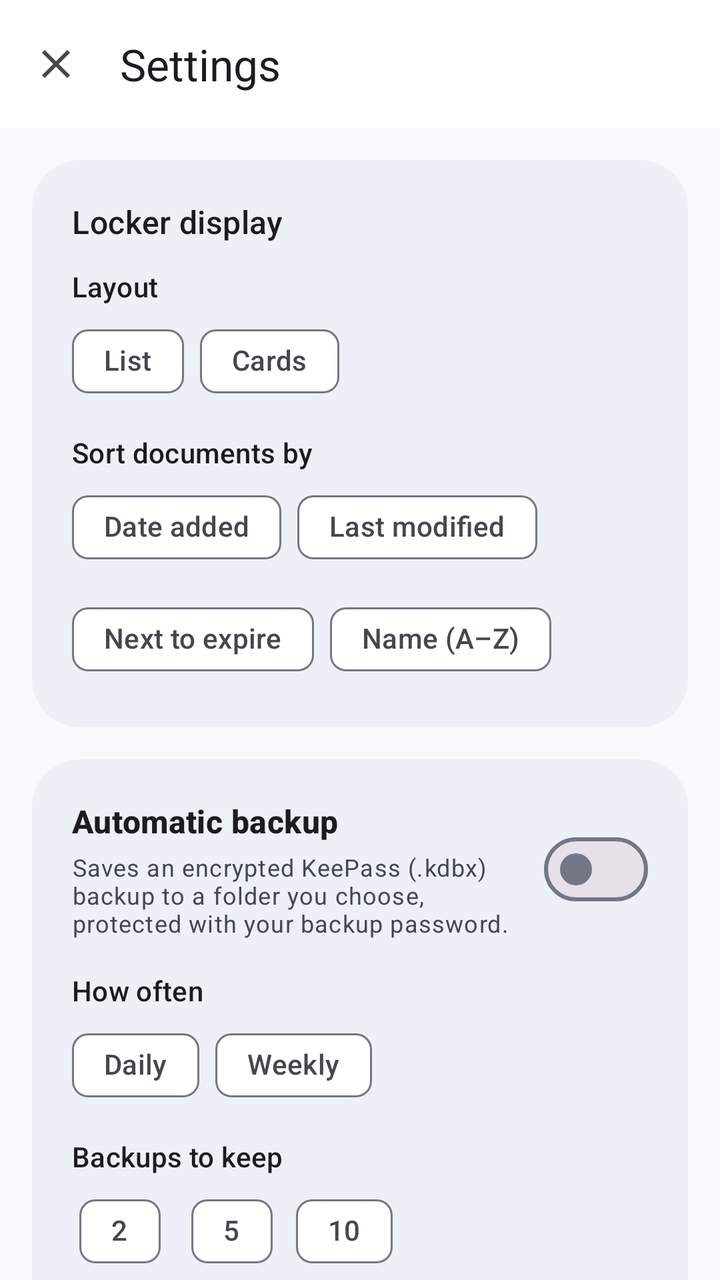
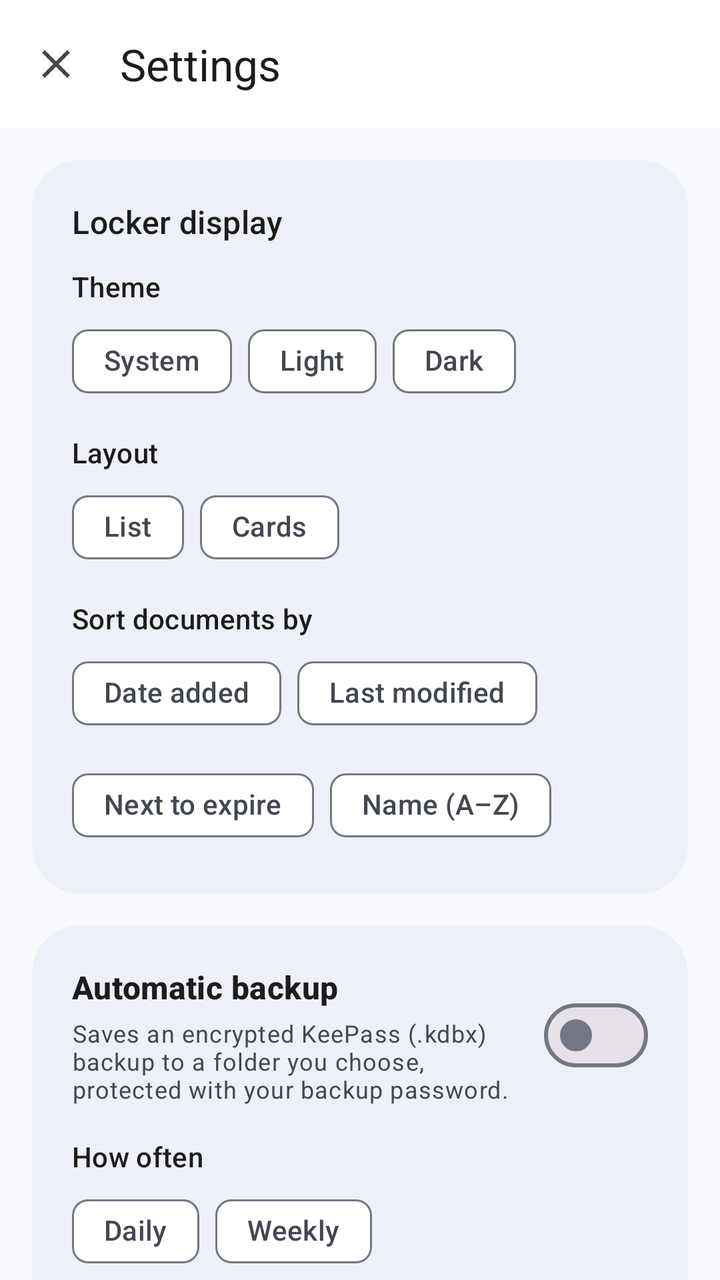

The first picture is an Android layout as it rendered before a commit; the second is the same layout after the commit. The layout source and the unified diff follow.
<!-- AndroidManifest.xml: application theme Theme.Papercase -->
<!-- res/layout/activity_locker_settings.xml -->
<?xml version="1.0" encoding="utf-8"?>
<androidx.coordinatorlayout.widget.CoordinatorLayout xmlns:android="http://schemas.android.com/apk/res/android"
    xmlns:app="http://schemas.android.com/apk/res-auto"
    android:id="@+id/root"
    android:layout_width="match_parent"
    android:layout_height="match_parent"
    android:fitsSystemWindows="true">

    <com.google.android.material.appbar.AppBarLayout
        android:layout_width="match_parent"
        android:layout_height="wrap_content"
        android:background="?attr/colorSurface">

        <com.google.android.material.appbar.MaterialToolbar
            android:id="@+id/toolbar"
            android:layout_width="match_parent"
            android:layout_height="?attr/actionBarSize"
            app:navigationIcon="@drawable/ic_clear"
            app:title="Settings" />

    </com.google.android.material.appbar.AppBarLayout>

    <androidx.core.widget.NestedScrollView
        android:layout_width="match_parent"
        android:layout_height="match_parent"
        app:layout_behavior="@string/appbar_scrolling_view_behavior">

        <LinearLayout
            android:layout_width="match_parent"
            android:layout_height="wrap_content"
            android:orientation="vertical"
            android:padding="16dp">

            
            <com.google.android.material.card.MaterialCardView
                android:layout_width="match_parent"
                android:layout_height="wrap_content"
                android:layout_marginBottom="16dp"
                app:cardBackgroundColor="?attr/colorSurfaceContainer"
                app:cardCornerRadius="24dp"
                app:cardElevation="0dp"
                app:strokeWidth="0dp">

                <LinearLayout
                    android:layout_width="match_parent"
                    android:layout_height="wrap_content"
                    android:orientation="vertical"
                    android:padding="20dp">

                    <TextView
                        android:layout_width="wrap_content"
                        android:layout_height="wrap_content"
                        android:text="Locker display"
                        android:textAppearance="@style/TextAppearance.Material3.TitleMedium" />

                    <TextView
                        android:layout_width="wrap_content"
                        android:layout_height="wrap_content"
                        android:layout_marginTop="12dp"
                        android:text="Layout"
                        android:textAppearance="@style/TextAppearance.Material3.LabelLarge" />

                    <com.google.android.material.chip.ChipGroup
                        android:id="@+id/chipGroupLayout"
                        android:layout_width="wrap_content"
                        android:layout_height="wrap_content"
                        android:layout_marginTop="4dp"
                        app:selectionRequired="true"
                        app:singleSelection="true">

                        <com.google.android.material.chip.Chip
                            android:id="@+id/chipLayoutList"
                            style="@style/Widget.Material3.Chip.Filter"
                            android:layout_width="wrap_content"
                            android:layout_height="wrap_content"
                            android:text="List" />

                        <com.google.android.material.chip.Chip
                            android:id="@+id/chipLayoutCards"
                            style="@style/Widget.Material3.Chip.Filter"
                            android:layout_width="wrap_content"
                            android:layout_height="wrap_content"
                            android:text="Cards" />

                    </com.google.android.material.chip.ChipGroup>

                    <TextView
                        android:layout_width="wrap_content"
                        android:layout_height="wrap_content"
                        android:layout_marginTop="12dp"
                        android:text="Sort documents by"
                        android:textAppearance="@style/TextAppearance.Material3.LabelLarge" />

                    <com.google.android.material.chip.ChipGroup
                        android:id="@+id/chipGroupSort"
                        android:layout_width="wrap_content"
                        android:layout_height="wrap_content"
                        android:layout_marginTop="4dp"
                        app:selectionRequired="true"
                        app:singleSelection="true">

                        <com.google.android.material.chip.Chip
                            android:id="@+id/chipSortAdded"
                            style="@style/Widget.Material3.Chip.Filter"
                            android:layout_width="wrap_content"
                            android:layout_height="wrap_content"
                            android:text="Date added" />

                        <com.google.android.material.chip.Chip
                            android:id="@+id/chipSortModified"
                            style="@style/Widget.Material3.Chip.Filter"
                            android:layout_width="wrap_content"
                            android:layout_height="wrap_content"
                            android:text="Last modified" />

                        <com.google.android.material.chip.Chip
                            android:id="@+id/chipSortExpiry"
                            style="@style/Widget.Material3.Chip.Filter"
                            android:layout_width="wrap_content"
                            android:layout_height="wrap_content"
                            android:text="Next to expire" />

                        <com.google.android.material.chip.Chip
                            android:id="@+id/chipSortName"
                            style="@style/Widget.Material3.Chip.Filter"
                            android:layout_width="wrap_content"
                            android:layout_height="wrap_content"
                            android:text="Name (A–Z)" />

                    </com.google.android.material.chip.ChipGroup>

                </LinearLayout>

            </com.google.android.material.card.MaterialCardView>

            
            <com.google.android.material.card.MaterialCardView
                android:layout_width="match_parent"
                android:layout_height="wrap_content"
                app:cardBackgroundColor="?attr/colorSurfaceContainer"
                app:cardCornerRadius="24dp"
                app:cardElevation="0dp"
                app:strokeWidth="0dp">

                <LinearLayout
                    android:layout_width="match_parent"
                    android:layout_height="wrap_content"
                    android:orientation="vertical"
                    android:padding="20dp">

                    <LinearLayout
                        android:layout_width="match_parent"
                        android:layout_height="wrap_content"
                        android:gravity="center_vertical"
                        android:orientation="horizontal">

                        <LinearLayout
                            android:layout_width="0dp"
                            android:layout_height="wrap_content"
                            android:layout_weight="1"
                            android:orientation="vertical">

                            <TextView
                                android:layout_width="wrap_content"
                                android:layout_height="wrap_content"
                                android:text="Automatic backup"
                                android:textAppearance="@style/TextAppearance.Material3.TitleMedium"
                                android:textStyle="bold" />

                            <TextView
                                android:layout_width="wrap_content"
                                android:layout_height="wrap_content"
                                android:layout_marginTop="4dp"
                                android:text="Saves an encrypted KeePass (.kdbx) backup to a folder you choose, protected with your backup password."
                                android:textAppearance="@style/TextAppearance.Material3.BodySmall"
                                android:textColor="?attr/colorOnSurfaceVariant" />

                        </LinearLayout>

                        <com.google.android.material.materialswitch.MaterialSwitch
                            android:id="@+id/switchAutoBackup"
                            android:layout_width="wrap_content"
                            android:layout_height="wrap_content"
                            android:layout_marginStart="12dp" />

                    </LinearLayout>

                    <LinearLayout
                        android:id="@+id/layoutBackupOptions"
                        android:layout_width="match_parent"
                        android:layout_height="wrap_content"
                        android:layout_marginTop="16dp"
                        android:orientation="vertical">

                        <TextView
                            android:layout_width="wrap_content"
                            android:layout_height="wrap_content"
                            android:text="How often"
                            android:textAppearance="@style/TextAppearance.Material3.LabelLarge" />

                        <com.google.android.material.chip.ChipGroup
                            android:id="@+id/chipGroupFrequency"
                            android:layout_width="wrap_content"
                            android:layout_height="wrap_content"
                            android:layout_marginTop="4dp"
                            app:selectionRequired="true"
                            app:singleSelection="true">

                            <com.google.android.material.chip.Chip
                                android:id="@+id/chipDaily"
                                style="@style/Widget.Material3.Chip.Filter"
                                android:layout_width="wrap_content"
                                android:layout_height="wrap_content"
                                android:text="Daily" />

                            <com.google.android.material.chip.Chip
                                android:id="@+id/chipWeekly"
                                style="@style/Widget.Material3.Chip.Filter"
                                android:layout_width="wrap_content"
                                android:layout_height="wrap_content"
                                android:text="Weekly" />

                        </com.google.android.material.chip.ChipGroup>

                        <TextView
                            android:layout_width="wrap_content"
                            android:layout_height="wrap_content"
                            android:layout_marginTop="12dp"
                            android:text="Backups to keep"
                            android:textAppearance="@style/TextAppearance.Material3.LabelLarge" />

                        <com.google.android.material.chip.ChipGroup
                            android:id="@+id/chipGroupKeep"
                            android:layout_width="wrap_content"
                            android:layout_height="wrap_content"
                            android:layout_marginTop="4dp"
                            app:selectionRequired="true"
                            app:singleSelection="true">

                            <com.google.android.material.chip.Chip
                                android:id="@+id/chipKeep2"
                                style="@style/Widget.Material3.Chip.Filter"
                                android:layout_width="wrap_content"
                                android:layout_height="wrap_content"
                                android:text="2" />

                            <com.google.android.material.chip.Chip
                                android:id="@+id/chipKeep5"
                                style="@style/Widget.Material3.Chip.Filter"
                                android:layout_width="wrap_content"
                                android:layout_height="wrap_content"
                                android:text="5" />

                            <com.google.android.material.chip.Chip
                                android:id="@+id/chipKeep10"
                                style="@style/Widget.Material3.Chip.Filter"
                                android:layout_width="wrap_content"
                                android:layout_height="wrap_content"
                                android:text="10" />

                        </com.google.android.material.chip.ChipGroup>

                        
                        <LinearLayout
                            android:layout_width="match_parent"
                            android:layout_height="wrap_content"
                            android:layout_marginTop="12dp"
                            android:gravity="center_vertical"
                            android:orientation="horizontal">

                            <LinearLayout
                                android:layout_width="0dp"
                                android:layout_height="wrap_content"
                                android:layout_weight="1"
                                android:orientation="vertical">

                                <TextView
                                    android:layout_width="wrap_content"
                                    android:layout_height="wrap_content"
                                    android:text="Backup folder"
                                    android:textAppearance="@style/TextAppearance.Material3.LabelLarge" />

                                <TextView
                                    android:id="@+id/tvBackupFolder"
                                    android:layout_width="wrap_content"
                                    android:layout_height="wrap_content"
                                    android:textAppearance="@style/TextAppearance.Material3.BodyMedium"
                                    android:textColor="?attr/colorOnSurfaceVariant" />

                            </LinearLayout>

                            <com.google.android.material.button.MaterialButton
                                android:id="@+id/btnChooseFolder"
                                style="@style/Widget.Material3.Button.TonalButton"
                                android:layout_width="wrap_content"
                                android:layout_height="wrap_content"
                                android:text="Choose" />

                        </LinearLayout>

                        
                        <LinearLayout
                            android:layout_width="match_parent"
                            android:layout_height="wrap_content"
                            android:layout_marginTop="12dp"
                            android:gravity="center_vertical"
                            android:orientation="horizontal">

                            <LinearLayout
                                android:layout_width="0dp"
                                android:layout_height="wrap_content"
                                android:layout_weight="1"
                                android:orientation="vertical">

                                <TextView
                                    android:layout_width="wrap_content"
                                    android:layout_height="wrap_content"
                                    android:text="Backup password"
                                    android:textAppearance="@style/TextAppearance.Material3.LabelLarge" />

                                <TextView
                                    android:id="@+id/tvBackupPassword"
                                    android:layout_width="wrap_content"
                                    android:layout_height="wrap_content"
                                    android:textAppearance="@style/TextAppearance.Material3.BodyMedium"
                                    android:textColor="?attr/colorOnSurfaceVariant" />

                            </LinearLayout>

                            <com.google.android.material.button.MaterialButton
                                android:id="@+id/btnSetPassword"
                                style="@style/Widget.Material3.Button.TonalButton"
                                android:layout_width="wrap_content"
                                android:layout_height="wrap_content"
                                android:text="Set" />

                        </LinearLayout>

                        <TextView
                            android:id="@+id/tvBackupStatus"
                            android:layout_width="match_parent"
                            android:layout_height="wrap_content"
                            android:layout_marginTop="16dp"
                            android:textAppearance="@style/TextAppearance.Material3.BodyMedium" />

                        <TextView
                            android:id="@+id/tvBackupSize"
                            android:layout_width="match_parent"
                            android:layout_height="wrap_content"
                            android:layout_marginTop="4dp"
                            android:textAppearance="@style/TextAppearance.Material3.BodyMedium"
                            android:textColor="?attr/colorOnSurfaceVariant"
                            android:visibility="gone" />

                        <com.google.android.material.button.MaterialButton
                            android:id="@+id/btnBackupNow"
                            style="@style/Widget.Material3.Button.OutlinedButton"
                            android:layout_width="wrap_content"
                            android:layout_height="wrap_content"
                            android:layout_marginTop="8dp"
                            android:text="Back up now" />

                        <TextView
                            android:id="@+id/tvBackupFooter"
                            android:layout_width="match_parent"
                            android:layout_height="wrap_content"
                            android:layout_marginTop="8dp"
                            android:text="Keeps the 5 most recent automatic backups. Backups you export yourself are never deleted. To restore, use Import Backup File with your backup password."
                            android:textAppearance="@style/TextAppearance.Material3.BodySmall"
                            android:textColor="?attr/colorOnSurfaceVariant" />

                    </LinearLayout>

                </LinearLayout>

            </com.google.android.material.card.MaterialCardView>

            
            <com.google.android.material.card.MaterialCardView
                android:layout_width="match_parent"
                android:layout_height="wrap_content"
                android:layout_marginTop="16dp"
                app:cardBackgroundColor="?attr/colorSurfaceContainer"
                app:cardCornerRadius="24dp"
                app:cardElevation="0dp"
                app:strokeWidth="0dp">

                <LinearLayout
                    android:layout_width="match_parent"
                    android:layout_height="wrap_content"
                    android:gravity="center_vertical"
                    android:orientation="horizontal"
                    android:padding="20dp">

                    <LinearLayout
                        android:layout_width="0dp"
                        android:layout_height="wrap_content"
                        android:layout_weight="1"
                        android:orientation="vertical">

                        <TextView
                            android:layout_width="wrap_content"
                            android:layout_height="wrap_content"
                            android:text="Expiry reminders"
                            android:textAppearance="@style/TextAppearance.Material3.TitleMedium"
                            android:textStyle="bold" />

                        <TextView
                            android:id="@+id/tvRemindersInfo"
                            android:layout_width="wrap_content"
                            android:layout_height="wrap_content"
                            android:layout_marginTop="4dp"
                            android:text="Get a notification before a document expires. Choose how early on each document. The lock screen only shows that a document expires soon."
                            android:textAppearance="@style/TextAppearance.Material3.BodySmall"
                            android:textColor="?attr/colorOnSurfaceVariant" />

                    </LinearLayout>

                    <com.google.android.material.materialswitch.MaterialSwitch
                        android:id="@+id/switchReminders"
                        android:layout_width="wrap_content"
                        android:layout_height="wrap_content"
                        android:layout_marginStart="12dp" />

                </LinearLayout>

            </com.google.android.material.card.MaterialCardView>

        </LinearLayout>

    </androidx.core.widget.NestedScrollView>

</androidx.coordinatorlayout.widget.CoordinatorLayout>
<!-- resources referenced by this layout -->
<resources>
  <!-- drawable ic_clear (drawable) -->
  <vector xmlns:android="http://schemas.android.com/apk/res/android"
      android:width="24dp"
      android:height="24dp"
      android:viewportWidth="24"
      android:viewportHeight="24"
      android:tint="?attr/colorControlNormal">
    <path
        android:fillColor="@android:color/white"
        android:pathData="M19,6.41L17.59,5 12,10.59 6.41,5 5,6.41 10.59,12 5,17.59 6.41,19 12,13.41 17.59,19 19,17.59 13.41,12z"/>
  </vector>
  <color name="primary">#0B57D0</color>
  <color name="on_primary">#FFFFFF</color>
  <color name="primary_container">#D3E3FD</color>
  <color name="on_primary_container">#041E49</color>
  <color name="secondary">#4D5F7C</color>
  <color name="on_secondary">#FFFFFF</color>
  <color name="secondary_container">#D7E3FC</color>
  <color name="on_secondary_container">#071B35</color>
  <color name="tertiary">#69577D</color>
  <color name="on_tertiary">#FFFFFF</color>
  <color name="tertiary_container">#F1DBFF</color>
  <color name="on_tertiary_container">#241536</color>
  <color name="background_light">#F8F9FD</color>
  <color name="surface_light">#FFFFFF</color>
  <color name="surface_variant_light">#DFE3EC</color>
  <color name="surface_container_light">#EDF0F7</color>
  <color name="surface_container_high_light">#E7EBF2</color>
  <color name="outline_light">#737785</color>
  <color name="outline_variant_light">#E0E3EB</color>
  <color name="on_surface_light">#191C20</color>
  <color name="on_surface_variant_light">#434751</color>
  <style name="Widget.Papercase.BottomNavigation" parent="Widget.Material3.BottomNavigationView">
          <item name="elevation">0dp</item>
          <item name="itemRippleColor">?attr/colorPrimaryContainer</item>
          <item name="itemActiveIndicatorStyle">@style/Widget.Papercase.BottomNavIndicator</item>
      </style>
  <style name="Widget.Papercase.BottomNavIndicator" parent="Widget.Material3.BottomNavigationView.ActiveIndicator">
          <item name="android:color">?attr/colorPrimaryContainer</item>
      </style>
  <!-- unchanged entries left out for length: 1 -->
</resources>

<!-- the commit's change to res/layout/activity_locker_settings.xml (unified diff, before → after) -->
@@ -57,6 +57,44 @@
                         android:layout_width="wrap_content"
                         android:layout_height="wrap_content"
                         android:layout_marginTop="12dp"
+                        android:text="Theme"
+                        android:textAppearance="@style/TextAppearance.Material3.LabelLarge" />
+
+                    <com.google.android.material.chip.ChipGroup
+                        android:id="@+id/chipGroupTheme"
+                        android:layout_width="wrap_content"
+                        android:layout_height="wrap_content"
+                        android:layout_marginTop="4dp"
+                        app:selectionRequired="true"
+                        app:singleSelection="true">
+
+                        <com.google.android.material.chip.Chip
+                            android:id="@+id/chipThemeSystem"
+                            style="@style/Widget.Material3.Chip.Filter"
+                            android:layout_width="wrap_content"
+                            android:layout_height="wrap_content"
+                            android:text="System" />
+
+                        <com.google.android.material.chip.Chip
+                            android:id="@+id/chipThemeLight"
+                            style="@style/Widget.Material3.Chip.Filter"
+                            android:layout_width="wrap_content"
+                            android:layout_height="wrap_content"
+                            android:text="Light" />
+
+                        <com.google.android.material.chip.Chip
+                            android:id="@+id/chipThemeDark"
+                            style="@style/Widget.Material3.Chip.Filter"
+                            android:layout_width="wrap_content"
+                            android:layout_height="wrap_content"
+                            android:text="Dark" />
+
+                    </com.google.android.material.chip.ChipGroup>
+
+                    <TextView
+                        android:layout_width="wrap_content"
+                        android:layout_height="wrap_content"
+                        android:layout_marginTop="12dp"
                         android:text="Layout"
                         android:textAppearance="@style/TextAppearance.Material3.LabelLarge" />
 
